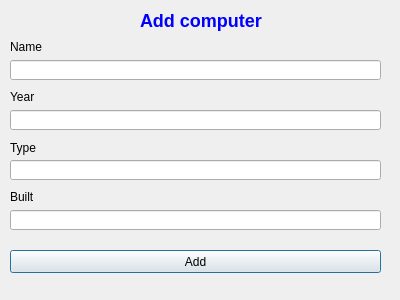
Old version of the form EndurvinnslustöðATeam/Skil3/Ui/addcomputer.ui in the repository trunti/verklegtn-m.
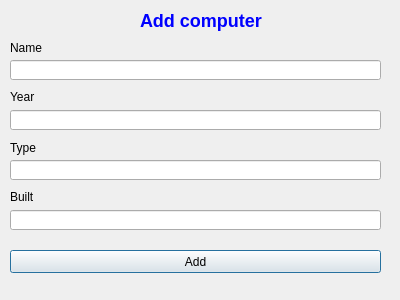
New version of the form.

Diff of the .ui file:
```diff
--- a/EndurvinnslustöðATeam/Skil3/Ui/addcomputer.ui
+++ b/EndurvinnslustöðATeam/Skil3/Ui/addcomputer.ui
@@ -31,8 +31,8 @@
     <rect>
      <x>10</x>
      <y>40</y>
-     <width>47</width>
-     <height>13</height>
+     <width>171</width>
+     <height>16</height>
     </rect>
    </property>
    <property name="text">
```
Left out of the diff: 52 changed lines with no effect on the pictures.
